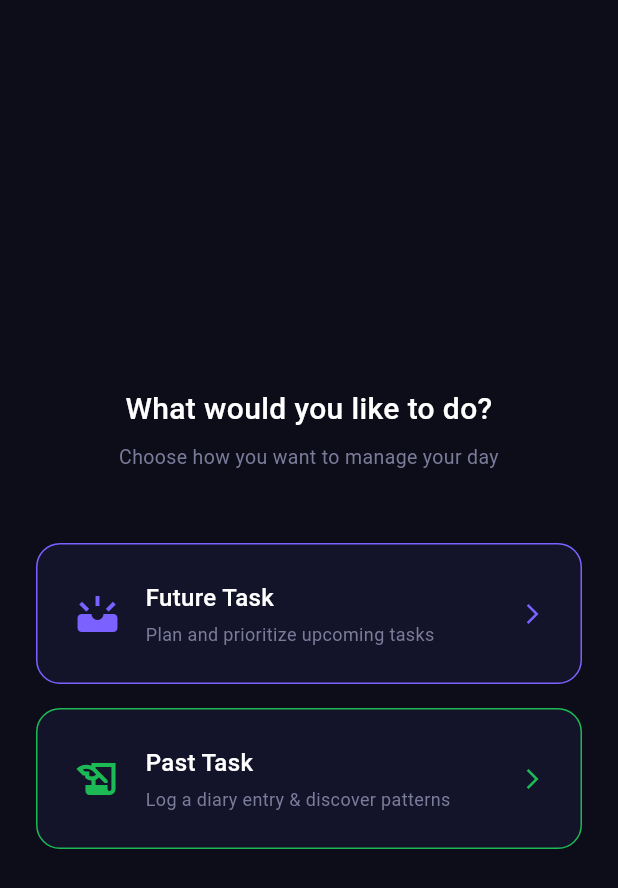
After one commit to NavodyaSiriwardana/R26-IT-125, a Flutter app: the TaskSelectionScreen screen opened directly, on a phone screen of 412 x 824 dp. The commit adds this screen. Shown: the top 888 px of the screen. Run offline on Flutter 3.47's test engine with Material 3 defaults, Android fonts, the phone set to English and light mode, and no system bars; our stand-ins replace cloud_firestore, firebase_auth, firebase_core, fl_chart, flutter_local_notifications, flutter_timezone and 2 more; accounts and stored records are empty.

Commit message:
Fix diary_service.dart backend URL (IP mismatch), add task_selection_screen, minor auth screen updates

```diff
--- a/frontend/lib/components/temporal_causal_patterns/screens/login_screen.dart
+++ b/frontend/lib/components/temporal_causal_patterns/screens/login_screen.dart
@@ -3,6 +3,7 @@ import '../services/auth_service.dart';
 import '../services/local_storage.dart';
 import 'register_screen.dart';
 import 'new_entry_screen.dart';
+import 'task_selection_screen.dart';
 
 class LoginScreen extends StatefulWidget {
   const LoginScreen({super.key});
@@ -28,7 +29,7 @@ class _LoginScreenState extends State<LoginScreen> {
     if (loggedIn && mounted) {
       Navigator.pushReplacement(
         context,
-        MaterialPageRoute(builder: (_) => NewEntryScreen()),
+       MaterialPageRoute(builder: (_) => const TaskSelectionScreen()),
       );
     }
   }
@@ -51,7 +52,7 @@ class _LoginScreenState extends State<LoginScreen> {
     if (success && mounted) {
       Navigator.pushReplacement(
         context,
-        MaterialPageRoute(builder: (_) => const NewEntryScreen()),
+       MaterialPageRoute(builder: (_) => const TaskSelectionScreen()),
       );
     } else {
       setState(() => _error = 'Invalid email or password');
--- a/frontend/lib/components/temporal_causal_patterns/screens/register_screen.dart
+++ b/frontend/lib/components/temporal_causal_patterns/screens/register_screen.dart
@@ -1,6 +1,7 @@
 import 'package:flutter/material.dart';
 import '../services/auth_service.dart';
 import 'new_entry_screen.dart';
+import 'task_selection_screen.dart';
 
 class RegisterScreen extends StatefulWidget {
   const RegisterScreen({super.key});
@@ -40,7 +41,7 @@ class _RegisterScreenState extends State<RegisterScreen> {
     if (success && mounted) {
       Navigator.pushAndRemoveUntil(
         context,
-        MaterialPageRoute(builder: (_) => const NewEntryScreen()),
+        MaterialPageRoute(builder: (_) => const TaskSelectionScreen()),
         (route) => false,
       );
     } else {
--- /dev/null
+++ b/frontend/lib/components/temporal_causal_patterns/screens/task_selection_screen.dart
@@ -0,0 +1,148 @@
+import 'package:flutter/material.dart';
+import 'new_entry_screen.dart';
+import '../../task_prioritization/screens/main_navigation_screen.dart';
+
+class TaskSelectionScreen extends StatelessWidget {
+  const TaskSelectionScreen({super.key});
+
+  @override
+  Widget build(BuildContext context) {
+    return Scaffold(
+      backgroundColor: const Color(0xFF0D0D1A),
+      body: SafeArea(
+        child: Padding(
+          padding: const EdgeInsets.all(24),
+          child: Column(
+            mainAxisAlignment: MainAxisAlignment.center,
+            crossAxisAlignment: CrossAxisAlignment.stretch,
+            children: [
+              const Text(
+                'What would you like to do?',
+                textAlign: TextAlign.center,
+                style: TextStyle(
+                  color: Colors.white,
+                  fontSize: 20,
+                  fontWeight: FontWeight.w500,
+                ),
+              ),
+              const SizedBox(height: 8),
+              const Text(
+                'Choose how you want to manage your day',
+                textAlign: TextAlign.center,
+                style: TextStyle(
+                  color: Color(0xFF7b7b9a),
+                  fontSize: 13,
+                ),
+              ),
+              const SizedBox(height: 48),
+
+              // FUTURE TASK — routes to friend's component
+              GestureDetector(
+                onTap: () {
+                  Navigator.push(
+                    context,
+                    MaterialPageRoute(
+                        builder: (_) => const MainNavigationScreen()),
+                  );
+                },
+                child: Container(
+                  padding: const EdgeInsets.all(24),
+                  decoration: BoxDecoration(
+                    color: const Color(0xFF13132A),
+                    borderRadius: BorderRadius.circular(16),
+                    border: Border.all(color: const Color(0xFF7B61FF)),
+                  ),
+                  child: Row(
+                    children: [
+                      const Icon(Icons.upcoming,
+                          color: Color(0xFF7B61FF), size: 32),
+                      const SizedBox(width: 16),
+                      Expanded(
+                        child: Column(
+                          crossAxisAlignment: CrossAxisAlignment.start,
+                          children: [
+                            const Text(
+                              'Future Task',
+                              style: TextStyle(
+                                color: Colors.white,
+                                fontSize: 16,
+                                fontWeight: FontWeight.w500,
+                              ),
+                            ),
+                            const SizedBox(height: 4),
+                            const Text(
+                              'Plan and prioritize upcoming tasks',
+                              style: TextStyle(
+                                color: Color(0xFF7b7b9a),
+                                fontSize: 12,
+                              ),
+                            ),
+                          ],
+                        ),
+                      ),
+                      const Icon(Icons.arrow_forward_ios,
+                          color: Color(0xFF7B61FF), size: 16),
+                    ],
+                  ),
+                ),
+              ),
+
+              const SizedBox(height: 16),
+
+              // PAST TASK — routes to YOUR diary entry template
+              GestureDetector(
+                onTap: () {
+                  Navigator.push(
+                    context,
+                    MaterialPageRoute(
+                        builder: (_) => const NewEntryScreen()),
+                  );
+                },
+                child: Container(
+                  padding: const EdgeInsets.all(24),
+                  decoration: BoxDecoration(
+                    color: const Color(0xFF13132A),
+                    borderRadius: BorderRadius.circular(16),
+                    border: Border.all(color: const Color(0xFF1DB954)),
+                  ),
+                  child: Row(
+                    children: [
+                      const Icon(Icons.history_edu,
+                          color: Color(0xFF1DB954), size: 32),
+                      const SizedBox(width: 16),
+                      Expanded(
+                        child: Column(
+                          crossAxisAlignment: CrossAxisAlignment.start,
+                          children: [
+                            const Text(
+                              'Past Task',
+                              style: TextStyle(
+                                color: Colors.white,
+                                fontSize: 16,
+                                fontWeight: FontWeight.w500,
+                              ),
+                            ),
+                            const SizedBox(height: 4),
+                            const Text(
+                              'Log a diary entry & discover patterns',
+                              style: TextStyle(
+                                color: Color(0xFF7b7b9a),
+                                fontSize: 12,
+                              ),
+                            ),
+                          ],
+                        ),
+                      ),
+                      const Icon(Icons.arrow_forward_ios,
+                          color: Color(0xFF1DB954), size: 16),
+                    ],
+                  ),
+                ),
+              ),
+            ],
+          ),
+        ),
+      ),
+    );
+  }
+}
--- a/frontend/lib/components/temporal_causal_patterns/services/diary_service.dart
+++ b/frontend/lib/components/temporal_causal_patterns/services/diary_service.dart
@@ -5,7 +5,7 @@ import '../models/diary_entry_model.dart';
 import 'local_storage.dart';
 
 class DiaryService {
-  static const String baseUrl = 'http://192.168.8.154:8000';
+  static const String baseUrl = 'http://10.130.10.139:8000';
   static final FirebaseFirestore _db = FirebaseFirestore.instance;
 
   static Future<bool> submitEntry(DiaryEntryModel entry) async {
--- a/frontend/lib/components/temporal_causal_patterns/services/pattern_service.dart
+++ b/frontend/lib/components/temporal_causal_patterns/services/pattern_service.dart
@@ -4,7 +4,7 @@ import '../models/pattern_model.dart';
 import 'local_storage.dart';
 
 class PatternService {
-  static const String baseUrl = 'http://192.168.8.154:8000';
+  static const String baseUrl = 'http://10.130.10.139:8000';
 
   static Future<List<PatternModel>> analysePatterns(
       String userId) async {
--- a/frontend/lib/main.dart
+++ b/frontend/lib/main.dart
@@ -2,8 +2,8 @@ import 'package:flutter/material.dart';
 import 'package:firebase_core/firebase_core.dart';
 import 'firebase_options.dart';
 
-import 'components/task_prioritization/screens/main_navigation_screen.dart';
 import 'components/task_prioritization/services/notification_service.dart';
+import 'components/temporal_causal_patterns/screens/login_screen.dart';
 
 Future<void> main() async {
   WidgetsFlutterBinding.ensureInitialized();
@@ -31,7 +31,7 @@ class MyApp extends StatelessWidget {
         fontFamily: 'Roboto',
       ),
 
-      home: const MainNavigationScreen(),
+      home: const LoginScreen(),
     );
   }
 }
--- a/frontend/pubspec.yaml
+++ b/frontend/pubspec.yaml
@@ -34,8 +34,11 @@ dependencies:
   fl_chart: ^1.0.0
   http: ^1.2.1
   firebase_core: ^3.13.0
+  firebase_auth: ^5.1.4
   cloud_firestore: ^5.6.7
   intl: ^0.19.0
+  uuid: ^4.4.0
+
 
   # The following adds the Cupertino Icons font to your application.
   # Use with the CupertinoIcons class for iOS style icons.
```
Also changed, not shown: frontend/pubspec.lock, 3 other files.
